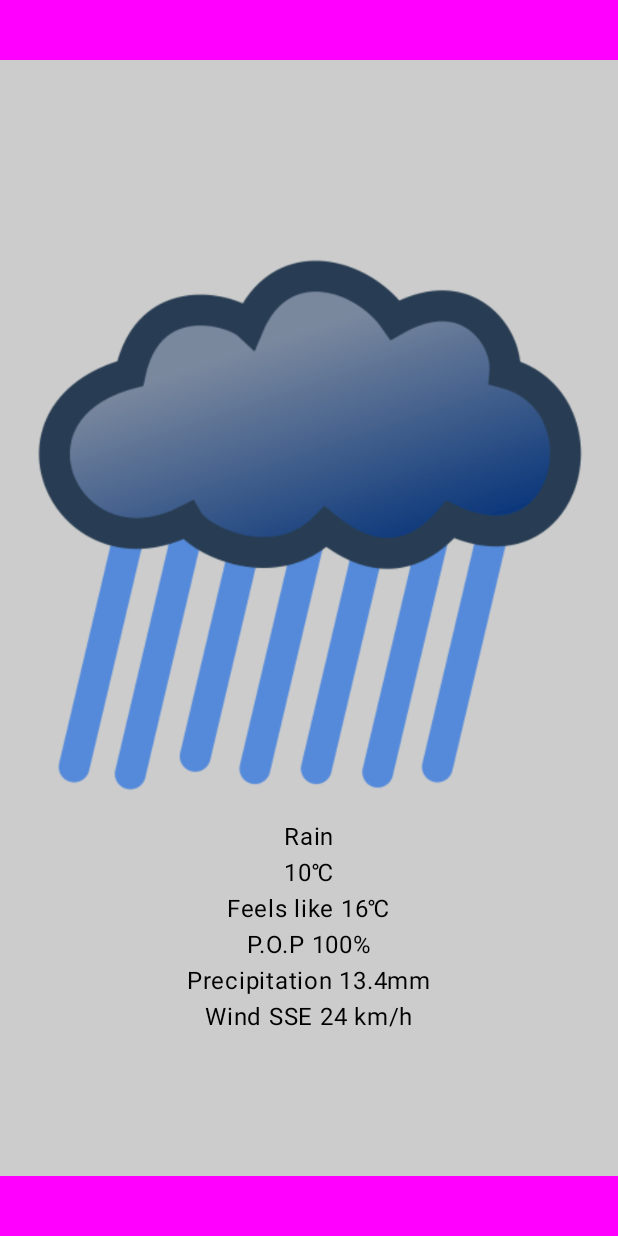
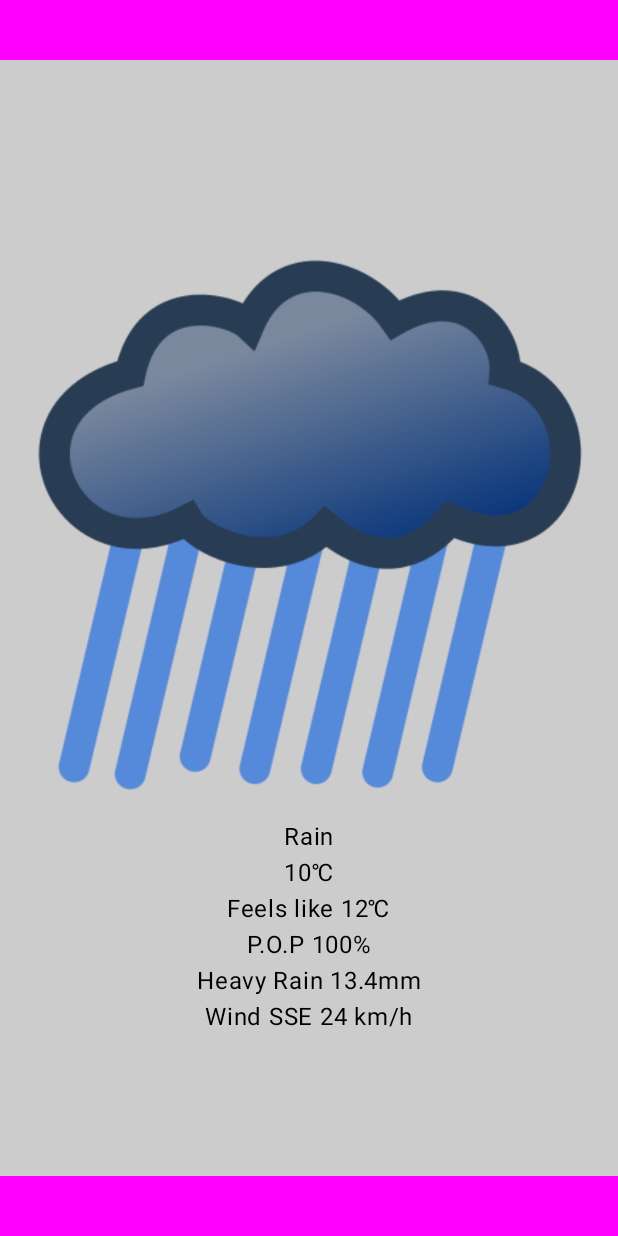
Before and after one commit to WilliamWilsonNSCC/ConfusedMotherNatureWeatherApp, an Android app built with Jetpack Compose: the screen it shows after launch (MainActivity), on a phone screen of 412 x 824 dp. Run offline under Robolectric (Android 15) with nearby library versions, the phone set to English and light mode, and no system bars; Roboto replaces fonts that are not available here.

Commit message:
Fixed Precipitation type data

```diff
--- a/app/src/main/java/com/example/confusedmothernature/ui/screens/CurrentWeather.kt
+++ b/app/src/main/java/com/example/confusedmothernature/ui/screens/CurrentWeather.kt
@@ -120,9 +120,9 @@ fun WeatherColumn(){
                 Image(painter = painterResource(id = R.drawable.rain_512), contentDescription = "rain")
                 Text("Rain", fontFamily = merriWeatherFamily)
                 Text("10\u2103")
-                Text("Feels like 16\u2103")
+                Text("Feels like 12\u2103")
                 Text("P.O.P 100%")
-                Text("Precipitation 13.4mm")
+                Text("Heavy Rain 13.4mm")
                 Text("Wind SSE 24 km/h")
     }
 }
```
